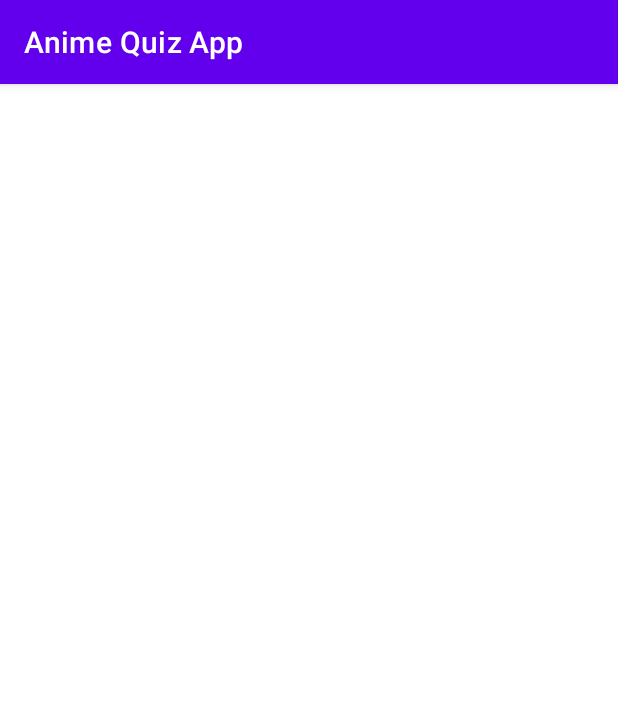
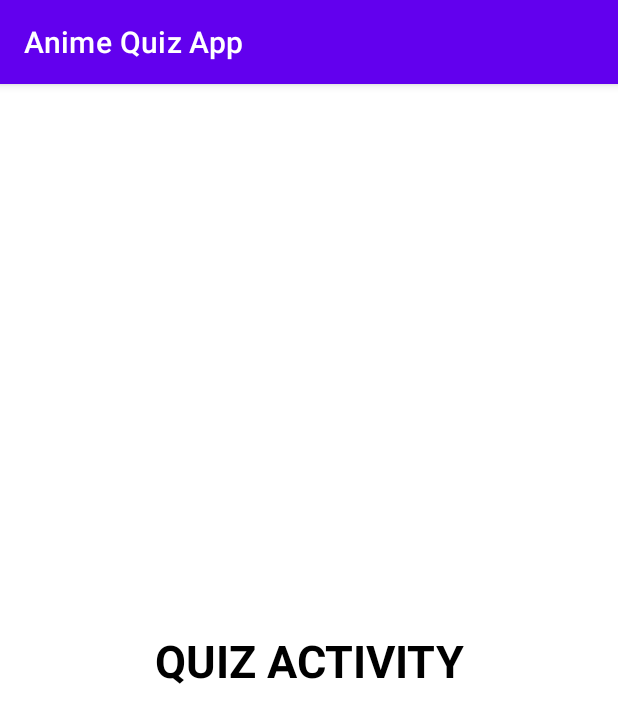
Before and after one commit to davidCabrera11/AnimeQuiz, an Android app: the QuizActivity screen opened directly, with no data from a screen before it, on a phone screen of 412 x 824 dp. Shown: the top 723 px of the screen. Run offline under Robolectric (Android 15) with nearby library versions, the phone set to English and light mode, and no system bars.

Commit message:
Start button can now go to quiz activity

```diff
--- a/app/src/main/java/com/example/animequizapp/MainActivity.kt
+++ b/app/src/main/java/com/example/animequizapp/MainActivity.kt
@@ -1,5 +1,6 @@
 package com.example.animequizapp
 
+import android.content.Intent
 import androidx.appcompat.app.AppCompatActivity
 import android.os.Bundle
 import android.widget.Toast
@@ -20,6 +21,9 @@ class MainActivity : AppCompatActivity() {
 
         binding.btnStart.setOnClickListener{
 
+            val intent = Intent(this, QuizActivity::class.java)
+            startActivity(intent)
+
             Toast.makeText(this, "Start button clicked",Toast.LENGTH_LONG).show()
 
         }
--- a/app/src/main/res/layout/activity_quiz.xml
+++ b/app/src/main/res/layout/activity_quiz.xml
@@ -4,4 +4,18 @@
     xmlns:tools="http://schemas.android.com/tools"
     android:layout_width="match_parent"
     android:layout_height="match_parent"
-    tools:context=".QuizActivity"/>
+    tools:context=".QuizActivity">
+
+    <TextView
+        android:id="@+id/textView2"
+        android:layout_width="wrap_content"
+        android:layout_height="wrap_content"
+        android:text="QUIZ ACTIVITY"
+        android:textColor="@android:color/black"
+        android:textSize="30sp"
+        android:textStyle="bold"
+        app:layout_constraintBottom_toBottomOf="parent"
+        app:layout_constraintEnd_toEndOf="parent"
+        app:layout_constraintStart_toStartOf="parent"
+        app:layout_constraintTop_toTopOf="parent" />
+</androidx.constraintlayout.widget.ConstraintLayout>
```
